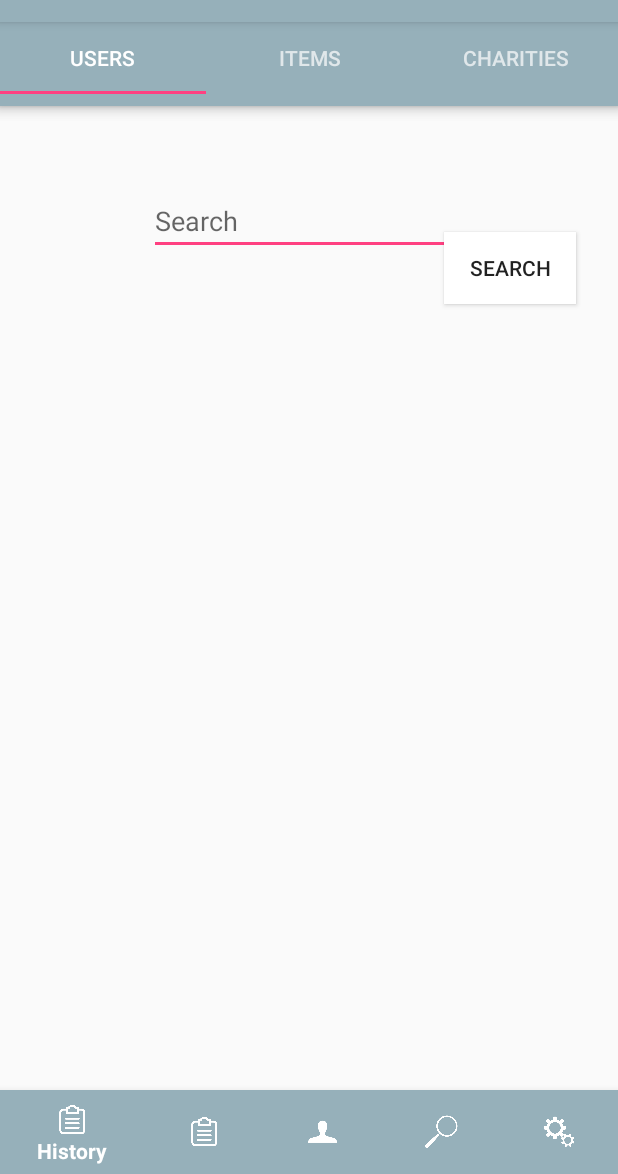
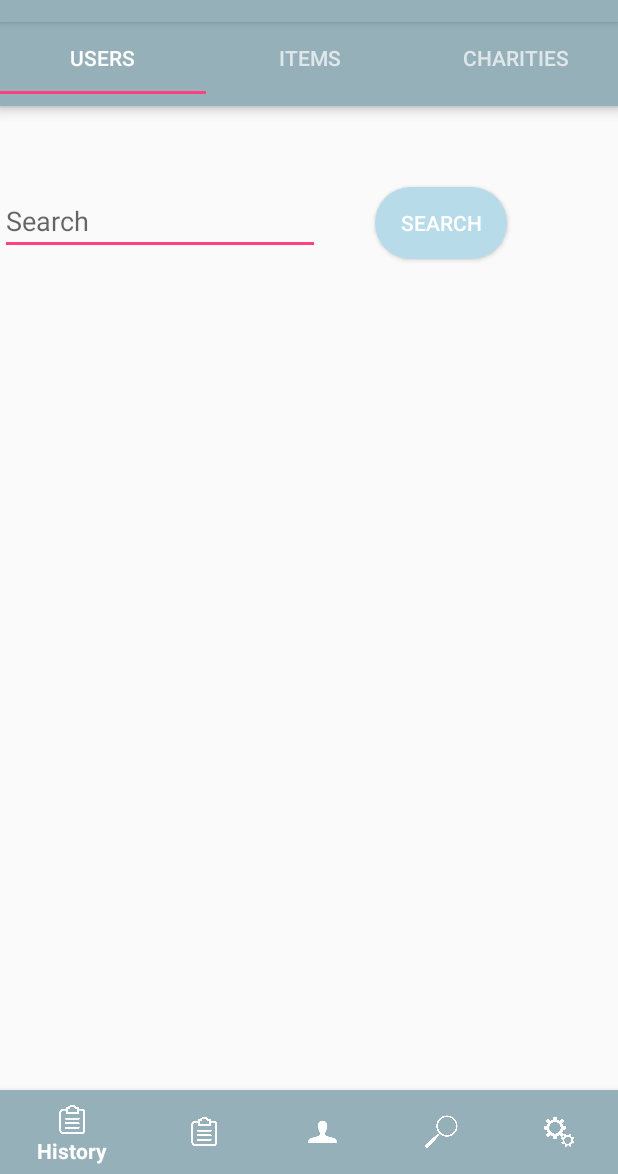
Before and after one commit to FatimahKB/Capstone, an Android app: the Search screen opened directly, with no data from a screen before it, on a phone screen of 412 x 824 dp, the part 62-1236 px from its top. Run offline under Robolectric (Android 15) with nearby library versions, the phone set to English and light mode, and no system bars; our stand-ins replace Firebase (no records; nobody signed in at launch, a user with empty details on screens opened directly).

Commit message:
tabbed activities Done

```diff
--- a/app/src/main/java/com/example/fatim/makeawish/Search.java
+++ b/app/src/main/java/com/example/fatim/makeawish/Search.java
@@ -9,13 +9,94 @@ import android.support.v7.app.AppCompatActivity;
 import android.os.Bundle;
 import android.support.v7.widget.Toolbar;
 import android.view.MenuItem;
+import android.content.SharedPreferences;
+import android.preference.PreferenceManager;
+import android.support.v7.app.AppCompatActivity;
+import android.os.Bundle;
+import android.util.Log;
+import android.view.View;
+import android.widget.AdapterView;
+import android.widget.ArrayAdapter;
+import android.widget.Button;
+import android.widget.EditText;
+import android.widget.ListView;
+import android.widget.TextView;
+import android.widget.Toast;
 
+import com.google.firebase.database.DataSnapshot;
+import com.google.firebase.database.DatabaseError;
+import com.google.firebase.database.DatabaseReference;
+import com.google.firebase.database.FirebaseDatabase;
+import com.google.firebase.database.ValueEventListener;
+
+import java.util.ArrayList;
 public class Search extends AppCompatActivity {
+
+    public DatabaseReference mDatabase;
+    public ArrayList<String> all_users=new ArrayList<String>();
+    public ArrayList<String> all_items=new ArrayList<String>();
+    public ArrayList<String> all_charities=new ArrayList<String>();
+    public ArrayList<String> users=new ArrayList<String>();
+    Button search_user_btn;
+    Button search_charity_btn;
+    Button search_item_btn;
+    ListView search_list;
+    TextView k;
+    EditText search;
+    SharedPreferences sharedPreferences;
+
 
     @Override
     protected void onCreate(Bundle savedInstanceState) {
         super.onCreate(savedInstanceState);
         setContentView(R.layout.activity_search);
+        //copied
+        sharedPreferences= PreferenceManager.getDefaultSharedPreferences(this);
+        mDatabase = FirebaseDatabase.getInstance().getReference();
+
+        mDatabase.child("Users").addValueEventListener(new ValueEventListener() {
+            @Override
+            public void onDataChange(DataSnapshot dataSnapshot) {
+                for (DataSnapshot postSnapshot: dataSnapshot.getChildren()) {
+                    String str = postSnapshot.getKey();
+                    all_users.add(str);
+//                    if(postSnapshot.hasChild("ischarity")) {
+//                        String isCharity = postSnapshot.child("ischarity").getValue(String.class);
+//                        if (isCharity.equals("true"))
+//                            all_charities.add(str);
+//                    }
+                }
+            }
+
+
+            @Override
+            public void onCancelled(DatabaseError databaseError) {
+                // Getting Post failed, log a message
+                Log.w(null, "loadPost:onCancelled", databaseError.toException());
+                // ...
+            }
+        });
+
+        mDatabase.child("Items").addValueEventListener(new ValueEventListener() {
+            @Override
+            public void onDataChange(DataSnapshot dataSnapshot) {
+                for (DataSnapshot postSnapshot: dataSnapshot.getChildren()) {
+                    String str = postSnapshot.getKey();
+                    all_items.add(str);
+                }
+            }
+
+
+            @Override
+            public void onCancelled(DatabaseError databaseError) {
+                // Getting Post failed, log a message
+                Log.w(null, "loadPost:onCancelled", databaseError.toException());
+                // ...
+            }
+        });
+
+
+        //end of copied
 
         Toolbar toolbar = (Toolbar) findViewById(R.id.tool_bar);
 //        setSupportActionBar(toolbar);
--- a/app/src/main/java/com/example/fatim/makeawish/SearchUserFragment.java
+++ b/app/src/main/java/com/example/fatim/makeawish/SearchUserFragment.java
@@ -1,26 +1,113 @@
 package com.example.fatim.makeawish;
 
+import android.content.Intent;
+import android.content.SharedPreferences;
 import android.os.Bundle;
+import android.preference.PreferenceManager;
 import android.support.v4.app.Fragment;
 import android.view.LayoutInflater;
 import android.view.View;
 import android.view.ViewGroup;
 import android.widget.Button;
 
-public class SearchUserFragment extends Fragment{
+import android.util.Log;
+import android.widget.AdapterView;
+import android.widget.ArrayAdapter;
+import android.widget.Button;
+import android.widget.EditText;
+import android.widget.ListView;
+import android.widget.TextView;
+import android.widget.Toast;
+
+import com.google.firebase.database.DataSnapshot;
+import com.google.firebase.database.DatabaseError;
+import com.google.firebase.database.DatabaseReference;
+import com.google.firebase.database.FirebaseDatabase;
+import com.google.firebase.database.ValueEventListener;
+
+import java.util.ArrayList;
+
+
+public class SearchUserFragment extends Fragment {
+
+    public DatabaseReference mDatabase;
+    public ArrayList<String> all_users=new ArrayList<String>();
+    EditText search;
+    public ArrayList<String> users=new ArrayList<String>();
+    Button search_charity_btn;
+    Button search_item_btn;
+    ListView search_list;
+    TextView k;
+    SharedPreferences sharedPreferences;
+
     @Override
     public View onCreateView(LayoutInflater inflater, ViewGroup viewGroup, Bundle savedInstanceState){
-       // return inflater.inflate(R.layout.search_users_layout, viewGroup, false);
-        final View view = inflater.inflate(R.layout.search_users_layout, viewGroup, false);
-       Button btnSearchUser = (Button) view.findViewById(R.id.searchbtnUser);
-       btnSearchUser.setOnClickListener(new View.OnClickListener() {
-           @Override
-           public void onClick(View v) {
+     //   return inflater.inflate(R.layout.search_users_layout, viewGroup, false);
+final View view = inflater.inflate(R.layout.search_users_layout, viewGroup, false);
+        Button userSearch =(Button) view.findViewById(R.id.userSearchbtn);
+//        search=(EditText)findViewById(R.id.search_searchBar_editText);
+        final ListView  search_list=(ListView) view.findViewById(R.id.searchuser_result_listView);
 
-           }
-       });
+        search=(EditText)view.findViewById(R.id.search_searchBar_editText);
+
+
+        //copied
+        sharedPreferences= PreferenceManager.getDefaultSharedPreferences(getContext());
+        mDatabase = FirebaseDatabase.getInstance().getReference();
+
+        mDatabase.child("Users").addValueEventListener(new ValueEventListener() {
+            @Override
+            public void onDataChange(DataSnapshot dataSnapshot) {
+                for (DataSnapshot postSnapshot: dataSnapshot.getChildren()) {
+                    String str = postSnapshot.getKey();
+                    all_users.add(str);
+//                    if(postSnapshot.hasChild("ischarity")) {
+//                        String isCharity = postSnapshot.child("ischarity").getValue(String.class);
+//                        if (isCharity.equals("true"))
+//                            all_charities.add(str);
+//                    }
+                }
+            }
+
+
+            @Override
+            public void onCancelled(DatabaseError databaseError) {
+                // Getting Post failed, log a message
+                Log.w(null, "loadPost:onCancelled", databaseError.toException());
+                // ...
+            }
+        });
+
+
+        //end
+        userSearch.setOnClickListener(new View.OnClickListener() {
+    @Override
+    public void onClick(View v) {
+
+            users = new ArrayList<String>();
+            for(String lala: all_users){
+                if (lala.contains(search.getText().toString())) {
+                    users.add(lala);}
+                ArrayAdapter<String> adapter1 = (new ArrayAdapter<String>(getContext(), android.R.layout.simple_list_item_1,users));
+                search_list.setAdapter(adapter1);
+            }
+            users = new ArrayList<String>();
+    }
+});
+        search_list.setOnItemClickListener(new AdapterView.OnItemClickListener() {
+            @Override
+            public void onItemClick(AdapterView<?> parent, View view, int position, long id) {
+                String selected_user=(search_list.getItemAtPosition(position)).toString();
+                Toast.makeText(getContext(),"toast 1 the searched user is :"+selected_user,Toast.LENGTH_LONG).show();
+                SharedPreferences.Editor e =sharedPreferences.edit();
+                e.putString("searched_user",selected_user);
+                e.commit();
+                Toast.makeText(getContext(),"toast 2 the searched user is :"+selected_user,Toast.LENGTH_LONG).show();
+
+                startActivity(new Intent(getContext(),History.class));
+            }
+        });
 
         return view;
-
     }
 }
--- a/app/src/main/res/layout/activity_search.xml
+++ b/app/src/main/res/layout/activity_search.xml
@@ -23,23 +23,23 @@
         <!--app:menu="@menu/navigation" />-->
 
 
-    <EditText
-        android:id="@+id/search_searchBar_editText"
-        android:layout_width="wrap_content"
-        android:layout_height="wrap_content"
-        android:layout_alignParentTop="true"
-        android:layout_centerHorizontal="true"
-        android:layout_marginTop="110dp"
-        android:ems="10"
-        android:hint="Search"
-        android:inputType="text" />
-    android:id="@+id/main_layout"
-    xmlns:android="http://schemas.android.com/apk/res/android"
-    xmlns:app="http://schemas.android.com/apk/res-auto"
-    xmlns:tools="http://schemas.android.com/tools"
-    android:layout_width="match_parent"
-    android:layout_height="match_parent"
-    tools:context=".MainActivity">
+    <!--<EditText-->
+        <!--android:id="@+id/search_searchBar_editText"-->
+        <!--android:layout_width="wrap_content"-->
+        <!--android:layout_height="wrap_content"-->
+        <!--android:layout_alignParentTop="true"-->
+        <!--android:layout_centerHorizontal="true"-->
+        <!--android:layout_marginTop="110dp"-->
+        <!--android:ems="10"-->
+        <!--android:hint="Search"-->
+        <!--android:inputType="text" />-->
+    <!--android:id="@+id/main_layout"-->
+    <!--xmlns:android="http://schemas.android.com/apk/res/android"-->
+    <!--xmlns:app="http://schemas.android.com/apk/res-auto"-->
+    <!--xmlns:tools="http://schemas.android.com/tools"-->
+    <!--android:layout_width="match_parent"-->
+    <!--android:layout_height="match_parent"-->
+    <!--tools:context=".MainActivity">-->
 
     <android.support.v7.widget.Toolbar
         android:id="@+id/tool_bar"
--- /dev/null
+++ b/app/src/main/res/layout/friend_request_layout.xml
@@ -0,0 +1,6 @@
+<?xml version="1.0" encoding="utf-8"?>
+<android.support.constraint.ConstraintLayout
+    xmlns:android="http://schemas.android.com/apk/res/android" android:layout_width="match_parent"
+    android:layout_height="match_parent">
+
+</android.support.constraint.ConstraintLayout>
--- /dev/null
+++ b/app/src/main/res/layout/reminder_layout.xml
@@ -0,0 +1,6 @@
+<?xml version="1.0" encoding="utf-8"?>
+<android.support.constraint.ConstraintLayout
+    xmlns:android="http://schemas.android.com/apk/res/android" android:layout_width="match_parent"
+    android:layout_height="match_parent">
+
+</android.support.constraint.ConstraintLayout>
--- a/app/src/main/res/layout/search_users_layout.xml
+++ b/app/src/main/res/layout/search_users_layout.xml
@@ -3,20 +3,45 @@
     xmlns:android="http://schemas.android.com/apk/res/android" android:layout_width="match_parent"
     android:layout_height="match_parent">
 
-    <Button
-        android:id="@+id/searchbtnUser"
+    android:id="@+id/main_layout"
+    xmlns:android="http://schemas.android.com/apk/res/android"
+    xmlns:app="http://schemas.android.com/apk/res-auto"
+    xmlns:tools="http://schemas.android.com/tools"
+    android:layout_width="match_parent"
+    android:layout_height="match_parent"
+    tools:context=".MainActivity">
+
+    <EditText
+        android:id="@+id/search_searchBar_editText"
         android:layout_width="wrap_content"
         android:layout_height="wrap_content"
-        android:layout_alignParentEnd="true"
         android:layout_alignParentTop="true"
-        android:layout_marginEnd="28dp"
-        android:layout_marginTop="84dp"
-        android:background="@color/common_google_signin_btn_text_dark_default"
-        android:text="Search" />
+        android:layout_marginTop="54dp"
+        android:ems="10"
+        android:hint="Search"
+        android:inputType="text" />
+
+    <Button
+        android:id="@+id/userSearchbtn"
+
+        android:layout_width="wrap_content"
+        android:layout_height="wrap_content"
+
+        android:layout_marginLeft="250dp"
+        android:layout_marginTop="54dp"
+
+        android:background="@drawable/roundedbutton"
+        android:text="Search"
+        android:textColor="@color/common_google_signin_btn_text_dark_default" />
+
+
     <ListView
         android:id="@+id/searchuser_result_listView"
         android:layout_width="match_parent"
         android:layout_height="356dp"
         android:layout_alignParentBottom="true"
-        android:layout_alignParentStart="true" />
+
+        android:layout_marginStart="0dp"
+        android:layout_marginBottom="156dp" />
+
 </RelativeLayout>
```
Also changed, not shown: app/src/main/java/com/example/fatim/makeawish/FriendPrivateFragment.java (added, +18 -0 lines), app/src/main/java/com/example/fatim/makeawish/FriendPublicFragment.java (added, +16 -0 lines), app/src/main/java/com/example/fatim/makeawish/FriendRequestsFragment.java (added, +16 -0 lines), app/src/main/java/com/example/fatim/makeawish/RemindersFragment.java (added, +16 -0 lines), app/src/main/java/com/example/fatim/makeawish/TabsAdapterFriend.java (added, +31 -0 lines), app/src/main/java/com/example/fatim/makeawish/TabsAdapterToDo.java (added, +31 -0 lines), app/src/main/res/layout/friend_private_layout.xml (added, +13 -0 lines), app/src/main/res/layout/friend_public_layout.xml (added, +13 -0 lines), app/src/main/res/layout/publiclist.xml (+10 -1 lines).
